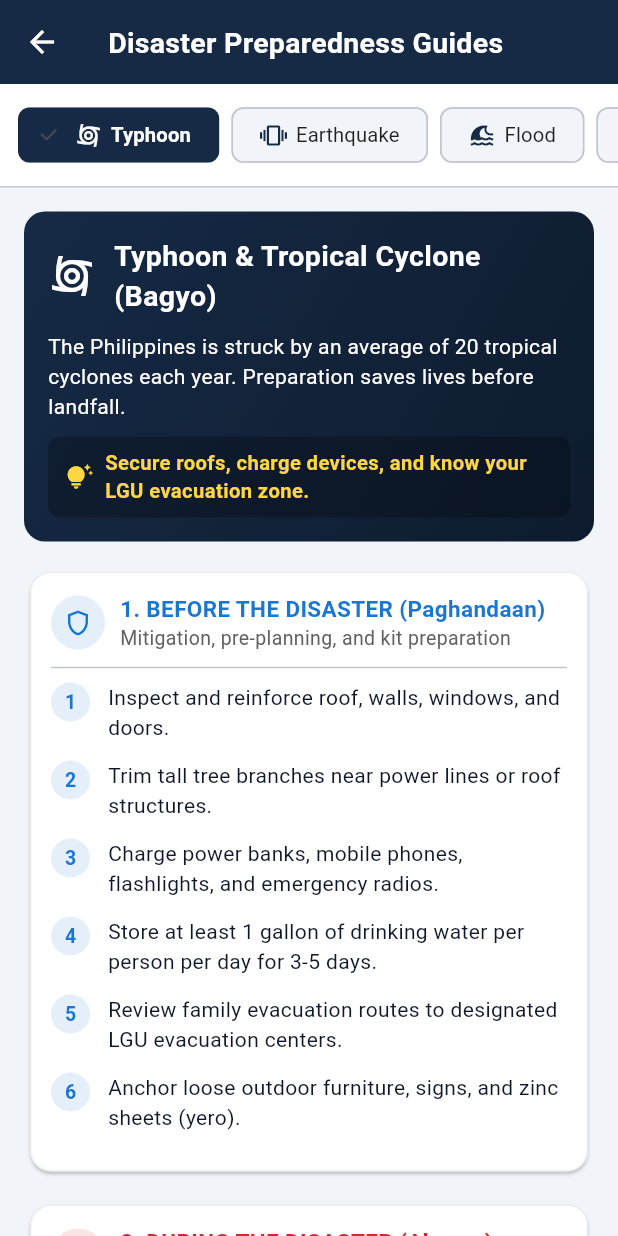
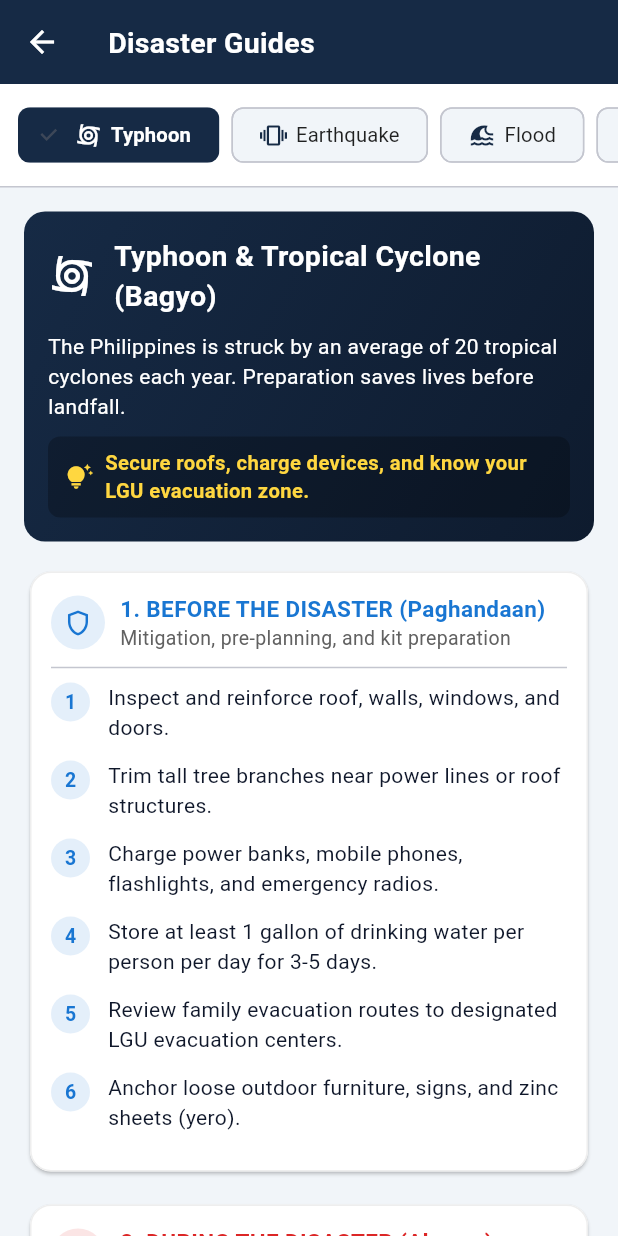
Before and after one commit to stevenalto123/yang, a Flutter app: the screen it shows after launch, after a tap on "NORMAL / MONITORING", after a tap on "Drill: Typhoon Signal #3", after a tap on "Open Recommended Action Protocol", on a phone screen of 412 x 824 dp. Run offline on Flutter 3.47's test engine with Material 3 defaults, Android fonts, the phone set to English and light mode, and no system bars; our stand-ins replace shared_preferences, web; missing offline and left inert: dart:js_interop; network calls fail.

Commit message:
Refine standalone screens with full bilingual Filipino support

```diff
--- a/lib/screens/disaster_guide_screen.dart
+++ b/lib/screens/disaster_guide_screen.dart
@@ -1,6 +1,9 @@
 import 'package:flutter/material.dart';
+import 'package:provider/provider.dart';
 import '../models/disaster_protocol.dart';
 import '../data/disaster_data.dart';
+import '../providers/settings_provider.dart';
+import '../utils/app_strings.dart';
 import '../utils/app_theme.dart';
 
 class DisasterGuideScreen extends StatefulWidget {
@@ -25,7 +28,11 @@ class _DisasterGuideScreenState extends State<DisasterGuideScreen> {
   @override
   Widget build(BuildContext context) {
     final activeGuide = _guides[_selectedGuideIndex];
-    final isDark = Theme.of(context).brightness == Brightness.dark;
+    final settings = context.watch<SettingsProvider>();
+    final isDark = settings.isDarkMode;
+    final isFil = settings.isFilipino;
+    final s = AppStrings(isFil);
+
     final subTextColor = isDark ? Colors.grey.shade300 : Colors.grey.shade700;
 
     final bodyContent = Column(
@@ -158,8 +165,12 @@ class _DisasterGuideScreenState extends State<DisasterGuideScreen> {
 
               _buildPhaseCard(
                 context,
-                title: '1. BEFORE THE DISASTER (Paghandaan)',
-                subtitle: 'Mitigation, pre-planning, and kit preparation',
+                title: isFil
+                    ? '1. BAGO ANG SAKUNA (Paghandaan)'
+                    : '1. BEFORE THE DISASTER (Paghandaan)',
+                subtitle: isFil
+                    ? 'Paghahanda at pag-iimpake ng emergency kit'
+                    : 'Mitigation, pre-planning, and kit preparation',
                 icon: Icons.shield_outlined,
                 color: isDark ? Colors.lightBlueAccent : Colors.blue.shade700,
                 steps: activeGuide.beforeSteps,
@@ -169,8 +180,12 @@ class _DisasterGuideScreenState extends State<DisasterGuideScreen> {
 
               _buildPhaseCard(
                 context,
-                title: '2. DURING THE DISASTER (Aksyon)',
-                subtitle: 'Immediate safety protocols & survival reactions',
+                title: isFil
+                    ? '2. HABANG MAY SAKUNA (Aksyon)'
+                    : '2. DURING THE DISASTER (Aksyon)',
+                subtitle: isFil
+                    ? 'Mabilisang aksyon at ligtas na pagkilos'
+                    : 'Immediate safety protocols & survival reactions',
                 icon: Icons.warning_amber_rounded,
                 color: AppTheme.dangerRed,
                 steps: activeGuide.duringSteps,
@@ -180,8 +195,12 @@ class _DisasterGuideScreenState extends State<DisasterGuideScreen> {
 
               _buildPhaseCard(
                 context,
-                title: '3. AFTER THE DISASTER (Tugon at Pagbangon)',
-                subtitle: 'Damage inspection, first-aid, and safe recovery',
+                title: isFil
+                    ? '3. PAGKATAPOS NG SAKUNA (Tugon at Pagbangon)'
+                    : '3. AFTER THE DISASTER (Tugon at Pagbangon)',
+                subtitle: isFil
+                    ? 'Pagsusuri sa pinsala at ligtas na pagbawi'
+                    : 'Damage inspection, first-aid, and safe recovery',
                 icon: Icons.health_and_safety_outlined,
                 color: isDark ? const Color(0xFF4ADE80) : AppTheme.safeGreen,
                 steps: activeGuide.afterSteps,
@@ -218,7 +237,9 @@ class _DisasterGuideScreenState extends State<DisasterGuideScreen> {
                           const SizedBox(width: 8),
                           Expanded(
                             child: Text(
-                              'Priority Supplies for ${activeGuide.type.shortName}',
+                              isFil
+                                  ? 'Mga Kailangang Gamit para sa ${activeGuide.type.shortName}'
+                                  : 'Priority Supplies for ${activeGuide.type.shortName}',
                               style: TextStyle(
                                 fontSize: 15,
                                 fontWeight: FontWeight.bold,
@@ -267,7 +288,7 @@ class _DisasterGuideScreenState extends State<DisasterGuideScreen> {
 
     return Scaffold(
       appBar: AppBar(
-        title: const Text('Disaster Preparedness Guides'),
+        title: Text(s.disasterGuides),
       ),
       body: bodyContent,
     );
--- a/lib/screens/emergency_contacts_screen.dart
+++ b/lib/screens/emergency_contacts_screen.dart
@@ -3,7 +3,9 @@ import 'package:provider/provider.dart';
 import 'package:uuid/uuid.dart';
 import '../models/emergency_contact.dart';
 import '../providers/emergency_provider.dart';
+import '../providers/settings_provider.dart';
 import '../utils/action_feedback.dart';
+import '../utils/app_strings.dart';
 import '../utils/app_theme.dart';
 import 'emergency_plan_screen.dart';
 
@@ -23,7 +25,11 @@ class _EmergencyContactsScreenState extends State<EmergencyContactsScreen> {
   @override
   Widget build(BuildContext context) {
     final emergency = context.watch<EmergencyProvider>();
-    final isDark = Theme.of(context).brightness == Brightness.dark;
+    final settings = context.watch<SettingsProvider>();
+    final isDark = settings.isDarkMode;
+    final isFil = settings.isFilipino;
+    final s = AppStrings(isFil);
+
     final subColor = isDark ? Colors.grey.shade300 : Colors.grey.shade700;
 
     final filtered = _selectedCategory == null
@@ -50,7 +56,9 @@ class _EmergencyContactsScreenState extends State<EmergencyContactsScreen> {
               const SizedBox(width: 8),
               Expanded(
                 child: Text(
-                  'Direct Offline Cellular Dialing • No Internet Required',
+                  isFil
+                      ? 'Direktang Cellular Dialing • Walang Internet na Kailangan'
+                      : 'Direct Offline Cellular Dialing • No Internet Required',
                   style: TextStyle(
                     fontSize: 13,
                     fontWeight: FontWeight.w600,
@@ -63,9 +71,12 @@ class _EmergencyContactsScreenState extends State<EmergencyContactsScreen> {
               TextButton.icon(
                 style: TextButton.styleFrom(minimumSize: const Size(48, 40)),
                 icon: const Icon(Icons.person_add_alt_1, size: 18),
-                label: const Text('Add ICE', style: TextStyle(fontSize: 13)),
+                label: Text(
+                  isFil ? 'Magdagdag ng ICE' : 'Add ICE',
+                  style: const TextStyle(fontSize: 13),
+                ),
                 onPressed: () =>
-                    _showAddPersonalContactDialog(context, emergency),
+                    _showAddPersonalContactDialog(context, emergency, isFil),
               ),
             ],
           ),
@@ -136,7 +147,7 @@ class _EmergencyContactsScreenState extends State<EmergencyContactsScreen> {
           child: Row(
             children: [
               ChoiceChip(
-                label: const Text('All Contacts'),
+                label: Text(isFil ? 'Lahat ng Contact' : 'All Contacts'),
                 selected: _selectedCategory == null,
                 selectedColor: AppTheme.primaryNavy,
                 labelStyle: TextStyle(
@@ -196,7 +207,7 @@ class _EmergencyContactsScreenState extends State<EmergencyContactsScreen> {
 
     return Scaffold(
       appBar: AppBar(
-        title: const Text('Emergency Contacts'),
+        title: Text(isFil ? 'Mga Hotline at Emergency Contacts' : 'Emergency Contacts'),
         actions: [
           IconButton(
             icon: const Icon(Icons.assignment_ind_outlined),
@@ -364,7 +375,7 @@ class _EmergencyContactsScreenState extends State<EmergencyContactsScreen> {
   }
 
   void _showAddPersonalContactDialog(
-      BuildContext context, EmergencyProvider emergency) {
+      BuildContext context, EmergencyProvider emergency, bool isFil) {
     final nameCtrl = TextEditingController();
     final relationCtrl = TextEditingController();
     final phoneCtrl = TextEditingController();
@@ -372,32 +383,32 @@ class _EmergencyContactsScreenState extends State<EmergencyContactsScreen> {
     showDialog(
       context: context,
       builder: (ctx) => AlertDialog(
-        title: const Text('Add Family / ICE Contact'),
+        title: Text(isFil ? 'Magdagdag ng Pamilya / ICE Contact' : 'Add Family / ICE Contact'),
         content: SingleChildScrollView(
           child: Column(
             mainAxisSize: MainAxisSize.min,
             children: [
               TextField(
                 controller: nameCtrl,
-                decoration: const InputDecoration(
-                  labelText: 'Contact Name *',
-                  hintText: 'e.g. Papa, Mama, Kuya, Barangay Kagawad',
+                decoration: InputDecoration(
+                  labelText: isFil ? 'Pangalan ng Contact *' : 'Contact Name *',
+                  hintText: isFil ? 'hal. Tatay, Nanay, Kuya, Kagawad' : 'e.g. Papa, Mama, Kuya, Barangay Kagawad',
                 ),
               ),
               const SizedBox(height: 12),
               TextField(
                 controller: relationCtrl,
-                decoration: const InputDecoration(
-                  labelText: 'Relationship / Role',
-                  hintText: 'e.g. Parent, Sibling, Neighbor',
+                decoration: InputDecoration(
+                  labelText: isFil ? 'Relasyon / Tungkulin' : 'Relationship / Role',
+                  hintText: isFil ? 'hal. Magulang, Kapatid, Kapitbahay' : 'e.g. Parent, Sibling, Neighbor',
                 ),
               ),
               const SizedBox(height: 12),
               TextField(
                 controller: phoneCtrl,
                 keyboardType: TextInputType.phone,
-                decoration: const InputDecoration(
-                  labelText: 'Mobile Number *',
+                decoration: InputDecoration(
+                  labelText: isFil ? 'Numero ng Telepono / Mobile *' : 'Mobile Number *',
                   hintText: 'e.g. 09171234567',
                 ),
               ),
@@ -407,7 +418,7 @@ class _EmergencyContactsScreenState extends State<EmergencyContactsScreen> {
         actions: [
           TextButton(
             onPressed: () => Navigator.pop(ctx),
-            child: const Text('Cancel'),
+            child: Text(isFil ? 'Kanselahin' : 'Cancel'),
           ),
           ElevatedButton(
             onPressed: () {
@@ -420,18 +431,19 @@ class _EmergencyContactsScreenState extends State<EmergencyContactsScreen> {
                   id: const Uuid().v4(),
                   name: name,
                   agencyOrRelationship: relationCtrl.text.trim().isEmpty
-                      ? 'Family'
+                      ? (isFil ? 'Pamilya' : 'Family')
                       : relationCtrl.text.trim(),
                   phoneNumber: phone,
                   category: ContactCategory.familyAndPersonal,
                   isDefault: false,
-                  description:
-                      'Emergency ICE (In Case of Emergency) Family Contact',
+                  description: isFil
+                      ? 'Emergency ICE (In Case of Emergency) Contact ng Pamilya'
+                      : 'Emergency ICE (In Case of Emergency) Family Contact',
                 ),
               );
               Navigator.pop(ctx);
             },
-            child: const Text('Save Contact'),
+            child: Text(isFil ? 'I-save ang Contact' : 'Save Contact'),
           ),
         ],
       ),
```
Also changed, not shown: lib/screens/emergency_plan_screen.dart (+79 -52 lines).
